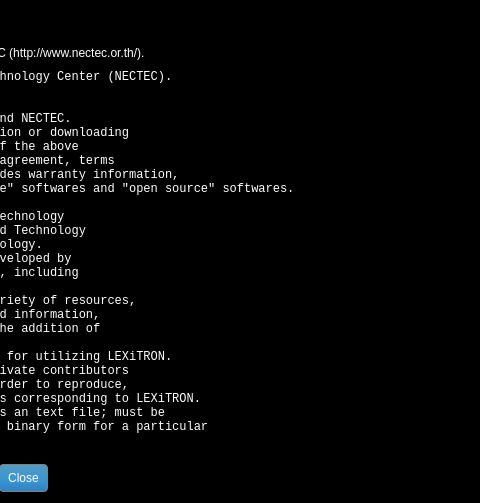
This is About.ui in iamjay/PimThai as Qt 5 draws it before an edit; both pictures show x 434 to 914 and y 0 to 503 of the 914 by 503 pixel window. The edited form follows.
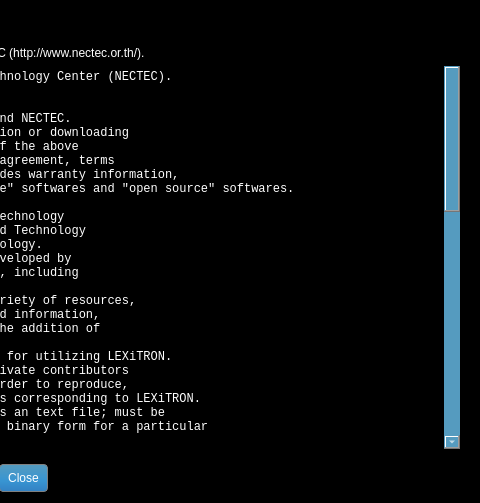
This is the edited form. The open tabs and pages were chosen to show the change.

Commit message: Add scroll bar to about page.

Diff of the .ui file:
```diff
--- a/About.ui
+++ b/About.ui
@@ -25,7 +25,10 @@
 
 QPushButton { border-radius: 4px; border: 1px solid grey; padding: 6px 8px 6px 8px; background: qlineargradient(x1:0, y1:0, x2:0, y2:1, stop:0 #559BBF, stop: 0.6 #3895D2, stop:1 #3381C3); }
 
-QPlainTextEdit { border: none; }</string>
+QPlainTextEdit { border: none; }
+
+QScrollBar:vertical { background-color: #559BBF; min-width: 16px; margin-right: 16px; }
+</string>
   </property>
   <property name="modal">
    <bool>true</bool>
@@ -157,12 +160,21 @@
            <family>Courier New</family>
           </font>
          </property>
+         <property name="focusPolicy">
+          <enum>Qt::NoFocus</enum>
+         </property>
+         <property name="autoFillBackground">
+          <bool>false</bool>
+         </property>
          <property name="verticalScrollBarPolicy">
-          <enum>Qt::ScrollBarAlwaysOff</enum>
+          <enum>Qt::ScrollBarAsNeeded</enum>
          </property>
          <property name="horizontalScrollBarPolicy">
           <enum>Qt::ScrollBarAlwaysOff</enum>
          </property>
+         <property name="readOnly">
+          <bool>true</bool>
+         </property>
          <property name="plainText">
           <string>Copyright (c)  2003 National Electronics and Computer Technology Center (NECTEC).
 All rights reserved.
```
Left out of the diff: 2 changed lines with no effect on the pictures.
